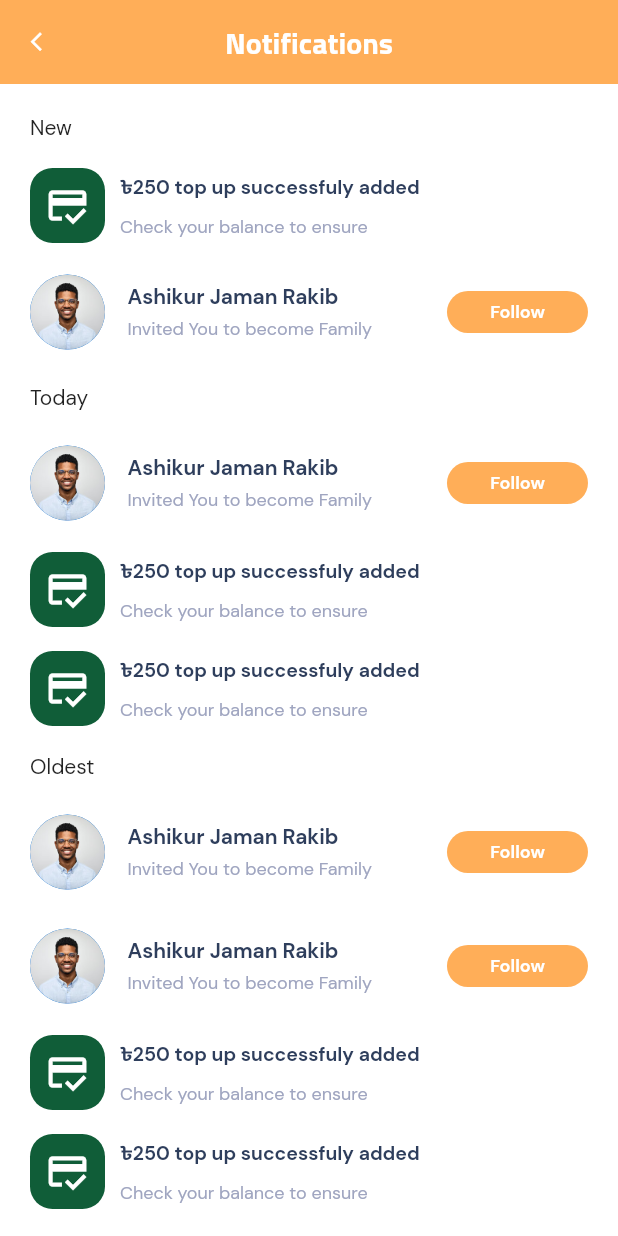
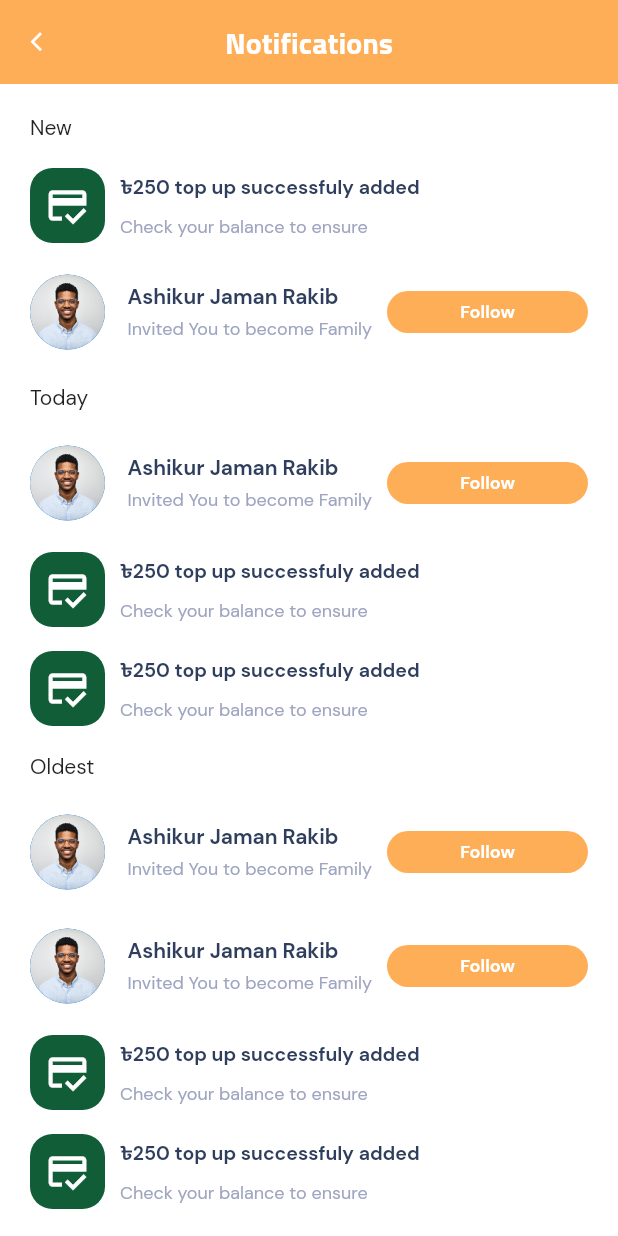
Before and after one commit to Turzapodder/u-wallet, a Flutter app: the NotitcationTap screen opened directly, on a phone screen of 412 x 824 dp. Run offline on Flutter 3.47's test engine with Material 2 defaults, Android fonts, the phone set to English and light mode, and no system bars; our stand-ins replace animated_bottom_navigation_bar, contacts_service, curved_navigation_bar, image_cropper, image_picker, permission_handler and 1 more; missing offline and left inert: icons_flutter; accounts and stored records are empty.

```diff
--- a/lib/widgets/custom_follow_widget.dart
+++ b/lib/widgets/custom_follow_widget.dart
@@ -45,7 +45,7 @@ class _CustomFollowNotifcationState extends State<CustomFollowNotifcation> {
         ),
         Expanded(
           child: Padding(
-            padding: EdgeInsets.only(left: follow == false ? 50 : 50),
+            padding: EdgeInsets.only(left: 10),
             child: CustomButton(
               height: 28,
               color: follow == false ? Color(0xFFFFAE58) : Color(0xFFF4F5F7),
```
Also changed, not shown: lib/widgets/transaction_item.dart (+5 -5 lines).
